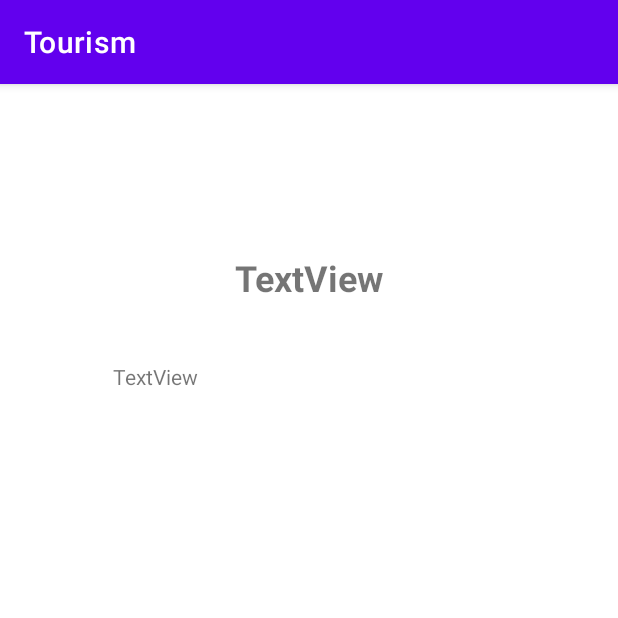
After one commit to makara-chhaing/tourism-app, an Android app: the fragment DetailFragment shown on its own in the app's theme, on a phone screen of 412 x 824 dp, the top half of it. The commit adds this screen. Run offline under Robolectric (Android 15) with nearby library versions, the phone set to English and light mode, and no system bars.

Commit message:
add fragment

```diff
--- a/app/build.gradle
+++ b/app/build.gradle
@@ -33,6 +33,7 @@ dependencies {
     implementation 'androidx.appcompat:appcompat:1.2.0'
     implementation 'com.google.android.material:material:1.3.0'
     implementation 'androidx.constraintlayout:constraintlayout:2.0.4'
+    implementation 'androidx.legacy:legacy-support-v4:1.0.0'
     testImplementation 'junit:junit:4.+'
     androidTestImplementation 'androidx.test.ext:junit:1.1.2'
     androidTestImplementation 'androidx.test.espresso:espresso-core:3.3.0'
--- /dev/null
+++ b/app/src/main/java/com/example/tourism/DetailFragment.java
@@ -0,0 +1,64 @@
+package com.example.tourism;
+
+import android.os.Bundle;
+
+import androidx.fragment.app.Fragment;
+
+import android.view.LayoutInflater;
+import android.view.View;
+import android.view.ViewGroup;
+
+/**
+ * A simple {@link Fragment} subclass.
+ * Use the {@link DetailFragment#newInstance} factory method to
+ * create an instance of this fragment.
+ */
+public class DetailFragment extends Fragment {
+
+    // TODO: Rename parameter arguments, choose names that match
+    // the fragment initialization parameters, e.g. ARG_ITEM_NUMBER
+    private static final String ARG_PARAM1 = "param1";
+    private static final String ARG_PARAM2 = "param2";
+
+    // TODO: Rename and change types of parameters
+    private String mParam1;
+    private String mParam2;
+
+    public DetailFragment() {
+        // Required empty public constructor
+    }
+
+    /**
+     * Use this factory method to create a new instance of
+     * this fragment using the provided parameters.
+     *
+     * @param param1 Parameter 1.
+     * @param param2 Parameter 2.
+     * @return A new instance of fragment DetailFragment.
+     */
+    // TODO: Rename and change types and number of parameters
+    public static DetailFragment newInstance(String param1, String param2) {
+        DetailFragment fragment = new DetailFragment();
+        Bundle args = new Bundle();
+        args.putString(ARG_PARAM1, param1);
+        args.putString(ARG_PARAM2, param2);
+        fragment.setArguments(args);
+        return fragment;
+    }
+
+    @Override
+    public void onCreate(Bundle savedInstanceState) {
+        super.onCreate(savedInstanceState);
+        if (getArguments() != null) {
+            mParam1 = getArguments().getString(ARG_PARAM1);
+            mParam2 = getArguments().getString(ARG_PARAM2);
+        }
+    }
+
+    @Override
+    public View onCreateView(LayoutInflater inflater, ViewGroup container,
+                             Bundle savedInstanceState) {
+        // Inflate the layout for this fragment
+        return inflater.inflate(R.layout.fragment_detail, container, false);
+    }
+}
--- a/app/src/main/java/com/example/tourism/MainActivity.java
+++ b/app/src/main/java/com/example/tourism/MainActivity.java
@@ -35,15 +35,18 @@ public class MainActivity extends AppCompatActivity {
             topDestination = new TopDestination(imageIdArray[i]);
             topDestinationList.add(topDestination);
         }
-
+        // Add adapter for vertical recyclerview (Top Destination)
         PlaceToGoAdapter placeToGoAdapter = new PlaceToGoAdapter(MainActivity.this, placesToGoList);
         verti_recyclerView.setAdapter(placeToGoAdapter);
         RecyclerView.LayoutManager layoutManager = new LinearLayoutManager(MainActivity.this, RecyclerView.VERTICAL, false);
         verti_recyclerView.setLayoutManager(layoutManager);
 
+        // Set Adapter and LayoutManager for horizontal recyclerView (Places to go)
         TopDestinationAdapter adapter = new TopDestinationAdapter(MainActivity.this, topDestinationList);
         hori_recyclerView.setAdapter(adapter);
         RecyclerView.LayoutManager hor_layoutManager = new LinearLayoutManager(MainActivity.this, RecyclerView.HORIZONTAL, false);
         hori_recyclerView.setLayoutManager(hor_layoutManager);
+
+
     }
 }
--- a/app/src/main/java/com/example/tourism/TopDestinationAdapter.java
+++ b/app/src/main/java/com/example/tourism/TopDestinationAdapter.java
@@ -31,6 +31,12 @@ public class TopDestinationAdapter extends RecyclerView.Adapter<TopDestinationAd
     @Override
     public void onBindViewHolder(@NonNull TopDestinationViewHolder holder, int position) {
         holder.imageView.setImageResource(topDestinationList.get(position).getImageId());
+        holder.itemView.setOnClickListener(new View.OnClickListener() {
+            @Override
+            public void onClick(View v) {
+
+            }
+        });
     }
 
     @Override
--- /dev/null
+++ b/app/src/main/res/layout/fragment_detail.xml
@@ -0,0 +1,47 @@
+<?xml version="1.0" encoding="utf-8"?>
+<FrameLayout xmlns:android="http://schemas.android.com/apk/res/android"
+    xmlns:app="http://schemas.android.com/apk/res-auto"
+    xmlns:tools="http://schemas.android.com/tools"
+    android:layout_width="match_parent"
+    android:layout_height="match_parent"
+    tools:context=".DetailFragment">
+
+    <androidx.constraintlayout.widget.ConstraintLayout
+        android:layout_width="match_parent"
+        android:layout_height="match_parent">
+
+        <ImageView
+            android:id="@+id/imageView"
+            android:layout_width="wrap_content"
+            android:layout_height="wrap_content"
+            app:layout_constraintBottom_toBottomOf="parent"
+            app:layout_constraintEnd_toEndOf="parent"
+            app:layout_constraintStart_toStartOf="parent"
+            app:layout_constraintTop_toTopOf="parent"
+            app:layout_constraintVertical_bias="0.084"
+            tools:src="@tools:sample/avatars" />
+
+        <TextView
+            android:id="@+id/textView3"
+            android:layout_width="wrap_content"
+            android:layout_height="wrap_content"
+            android:layout_marginTop="48dp"
+            android:text="TextView"
+            android:textSize="24sp"
+            android:textStyle="bold"
+            app:layout_constraintEnd_toEndOf="parent"
+            app:layout_constraintStart_toStartOf="parent"
+            app:layout_constraintTop_toBottomOf="@+id/imageView" />
+
+        <TextView
+            android:id="@+id/textView4"
+            android:layout_width="261dp"
+            android:layout_height="96dp"
+            android:layout_marginTop="40dp"
+            android:text="TextView"
+            android:textSize="14sp"
+            app:layout_constraintEnd_toEndOf="parent"
+            app:layout_constraintStart_toStartOf="parent"
+            app:layout_constraintTop_toBottomOf="@+id/textView3" />
+    </androidx.constraintlayout.widget.ConstraintLayout>
+</FrameLayout>
--- a/app/src/main/res/values/strings.xml
+++ b/app/src/main/res/values/strings.xml
@@ -1,3 +1,5 @@
 <resources>
     <string name="app_name">Tourism</string>
+    <!-- TODO: Remove or change this placeholder text -->
+    <string name="hello_blank_fragment">Hello blank fragment</string>
 </resources>
```
Also changed, not shown: app/src/main/res/layout/activity_main.xml (+25 -23 lines), app/src/main/res/layout/place_to_go_layout.xml (+7 -9 lines), app/src/main/res/layout/top_destination.xml (+7 -4 lines).
